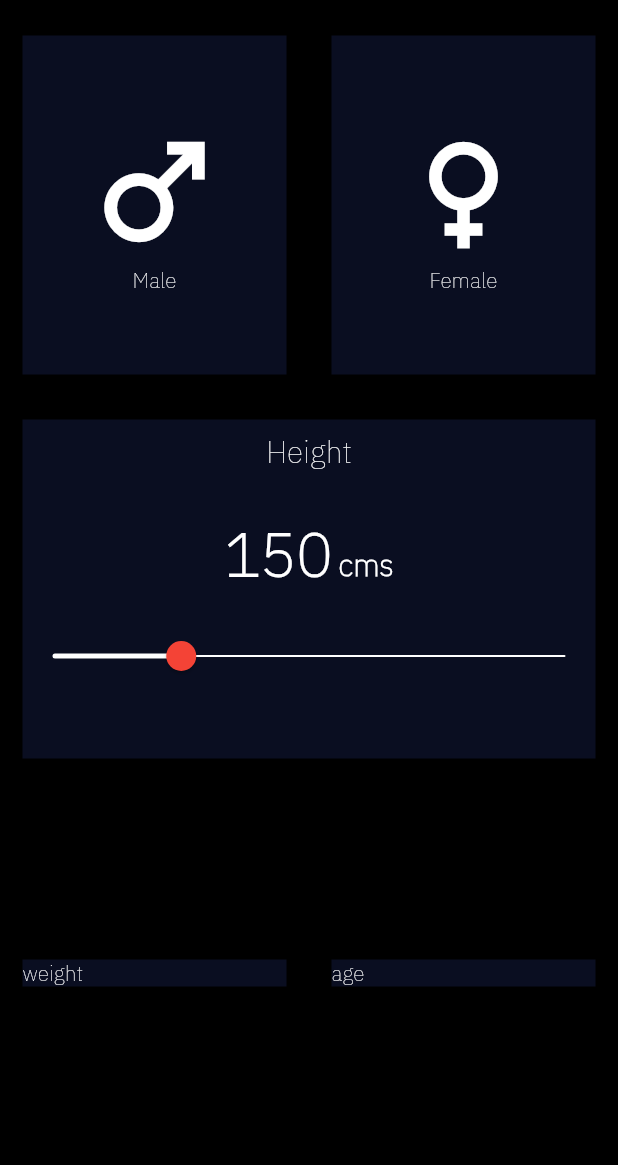
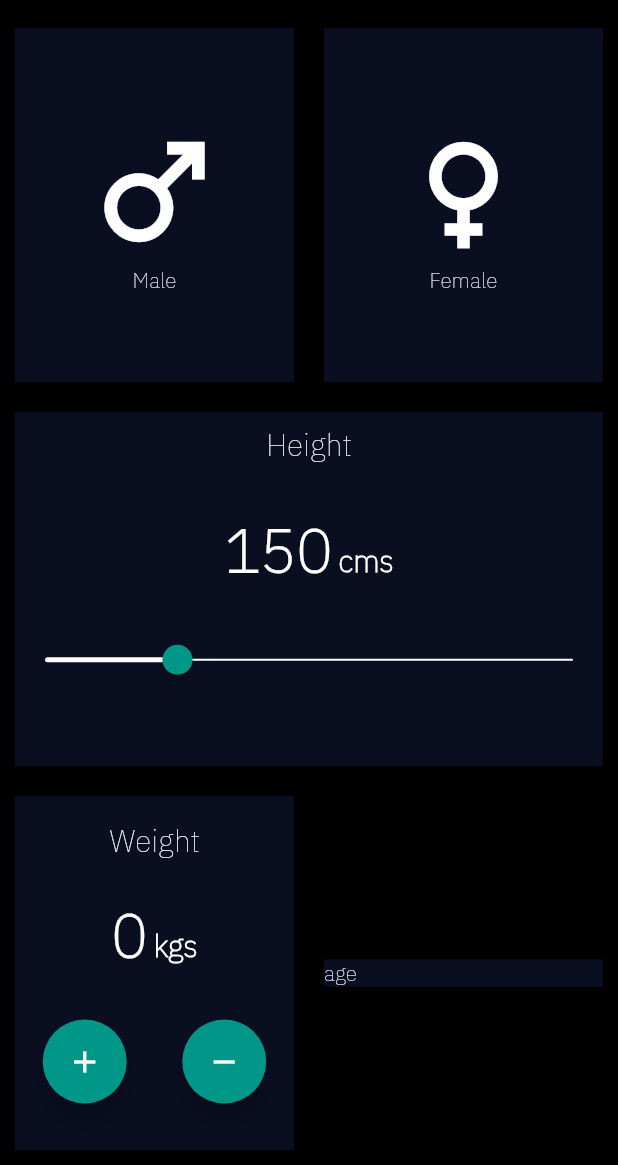
Before and after one commit to abhimanyukolakotla/bmicalculator, a Flutter app: the screen it shows after launch, on a phone screen of 412 x 824 dp, the part 71-1236 px from its top. Run offline on Flutter 3.47's test engine with Material 2 defaults, Android fonts, the phone set to English and light mode, and no system bars.

Commit message:
Added increment/decrement logic

```diff
--- a/lib/card_widget.dart
+++ b/lib/card_widget.dart
@@ -9,7 +9,7 @@ class CardWidget extends StatelessWidget {
     return Expanded(
       child: Container(
         color: const Color(0xFF0A0E21),
-        margin: const EdgeInsets.all(15.0),
+        margin: const EdgeInsets.all(10.0),
         child: child,
       ),
     );
--- a/lib/height_slider_widget.dart
+++ b/lib/height_slider_widget.dart
@@ -47,7 +47,7 @@ class HeightSliderWidgetState extends State<HeightSliderWidget> {
             divisions: 200,
             activeColor: Colors.white,
             inactiveColor: Colors.white,
-            thumbColor: Colors.red,
+            thumbColor: Colors.teal,
             label: _currentSliderValue.round().toString(),
             onChanged: (double value) {
               setState(() {
@@ -72,8 +72,7 @@ class CustomTrackShape extends RoundedRectSliderTrackShape {
   }) {
     final double? trackHeight = sliderTheme.trackHeight! / 3;
     final double trackLeft = offset.dx + 20;
-    final double trackTop =
-        offset.dy; //+ (parentBox.size.height - trackHeight!);
+    final double trackTop = offset.dy; //(parentBox.size.height - trackHeight!);
     final double trackWidth = parentBox.size.width - 40;
     return Rect.fromLTWH(trackLeft, trackTop, trackWidth, trackHeight!);
   }
--- a/lib/input_page.dart
+++ b/lib/input_page.dart
@@ -3,6 +3,7 @@ import 'package:flutter/material.dart';
 import 'card_widget.dart';
 import 'height_slider_widget.dart';
 import 'icon_content_widget.dart';
+import 'number_incrementor_widget.dart';
 
 class InputPage extends StatefulWidget {
   const InputPage({Key? key}) : super(key: key);
@@ -48,7 +49,7 @@ class _InputPageState extends State<InputPage> {
                             valueIndicatorTextStyle:
                                 const TextStyle(fontSize: 40.0),
                           ),
-                          child: HeightSliderWidget()),
+                          child: const HeightSliderWidget()),
                     ],
                   ),
                 ),
@@ -58,7 +59,7 @@ class _InputPageState extends State<InputPage> {
           Expanded(
             child: Row(
               children: const [
-                CardWidget(child: Text("weight")),
+                CardWidget(child: NumberIncrementorWidget()),
                 CardWidget(child: Text("age")),
               ],
             ),
--- a/lib/main.dart
+++ b/lib/main.dart
@@ -10,7 +10,7 @@ void main() {
           fontFamily: "IBMPlexSans-Thin",
           colorScheme: ThemeData.dark().colorScheme.copyWith(
                 primary: const Color(0xFF0A0E21),
-                secondary: Colors.purple,
+                secondary: Colors.teal,
               )),
       home: Scaffold(
         appBar: AppBar(
--- /dev/null
+++ b/lib/number_adjust_widget.dart
@@ -0,0 +1,25 @@
+import 'package:flutter/material.dart';
+
+class NumberAdjustWidget extends StatelessWidget {
+  final IconData icon;
+  final Function? onPressed;
+  const NumberAdjustWidget({Key? key, required this.icon, this.onPressed})
+      : super(key: key);
+
+  @override
+  Widget build(BuildContext context) {
+    return Expanded(
+      child: Center(
+        child: FloatingActionButton(
+          // backgroundColor: Color(0xFF232324),
+          // backgroundColor: const Color.fromRGBO(66, 66, 66, 1),
+          foregroundColor: Colors.white,
+          onPressed: () {
+            onPressed?.call();
+          },
+          child: Icon(icon),
+        ),
+      ),
+    );
+  }
+}
--- /dev/null
+++ b/lib/number_incrementor_widget.dart
@@ -0,0 +1,87 @@
+import 'package:flutter/material.dart';
+
+import 'number_adjust_widget.dart';
+
+class NumberIncrementorWidget extends StatefulWidget {
+  const NumberIncrementorWidget({Key? key}) : super(key: key);
+
+  @override
+  State<NumberIncrementorWidget> createState() =>
+      NumberIncrementorWidgetState();
+}
+
+class NumberIncrementorWidgetState extends State<NumberIncrementorWidget> {
+  int _counter = 0;
+
+  increment() {
+    setState(() {
+      _counter += 1;
+    });
+  }
+
+  decrement() {
+    setState(() {
+      if (_counter > 0) _counter -= 1;
+    });
+  }
+
+  @override
+  Widget build(BuildContext context) {
+    return Column(
+      mainAxisAlignment: MainAxisAlignment.center,
+      children: [
+        const Expanded(
+          flex: 1,
+          child: Center(
+            child: Text(
+              "Weight",
+              style: TextStyle(fontSize: 20.0),
+            ),
+          ),
+        ),
+        Expanded(
+          flex: 1,
+          child: Row(
+            crossAxisAlignment: CrossAxisAlignment.end,
+            mainAxisAlignment: MainAxisAlignment.center,
+            children: [
+              Text(
+                "$_counter",
+                style: const TextStyle(
+                  fontSize: 40.0,
+                  fontWeight: FontWeight.bold,
+                ),
+              ),
+              Container(
+                margin: const EdgeInsets.only(left: 4.0, bottom: 6.0),
+                child: const Text(
+                  "kgs",
+                  style: TextStyle(
+                    fontSize: 20.0,
+                    fontWeight: FontWeight.bold,
+                  ),
+                ),
+              )
+            ],
+          ),
+        ),
+        Expanded(
+          flex: 2,
+          child: Row(
+            mainAxisAlignment: MainAxisAlignment.center,
+            children: [
+              NumberAdjustWidget(
+                icon: Icons.add,
+                onPressed: increment,
+              ),
+              NumberAdjustWidget(
+                icon: Icons.remove,
+                onPressed: decrement,
+              ),
+            ],
+          ),
+        )
+      ],
+    );
+  }
+}
```
